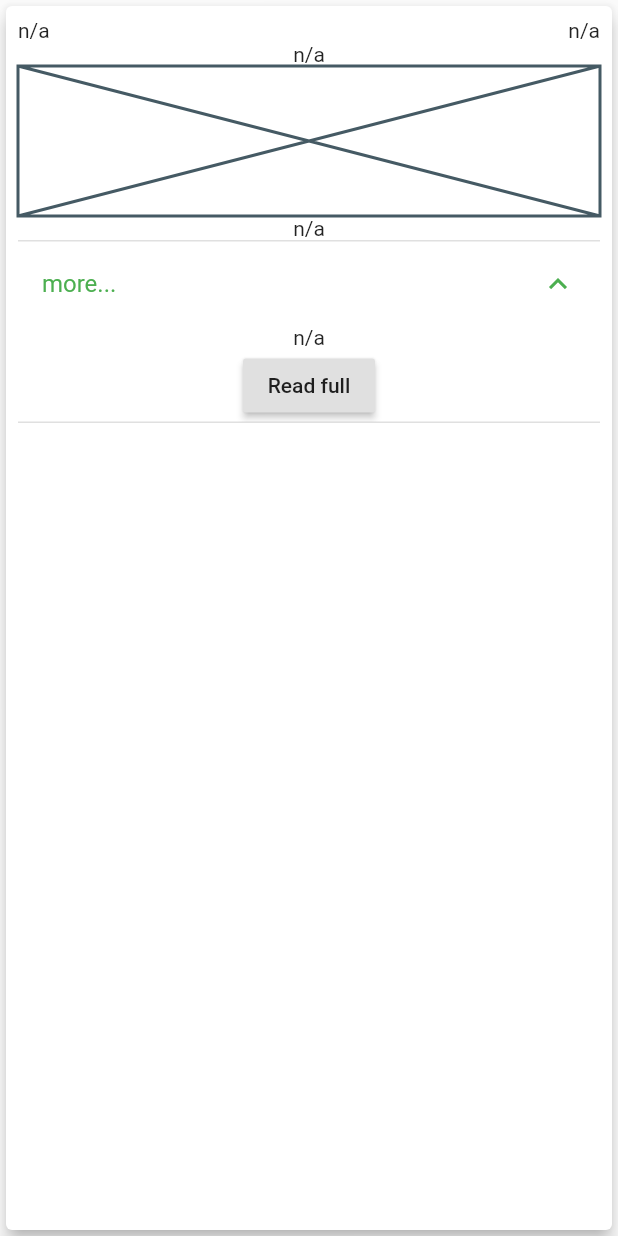
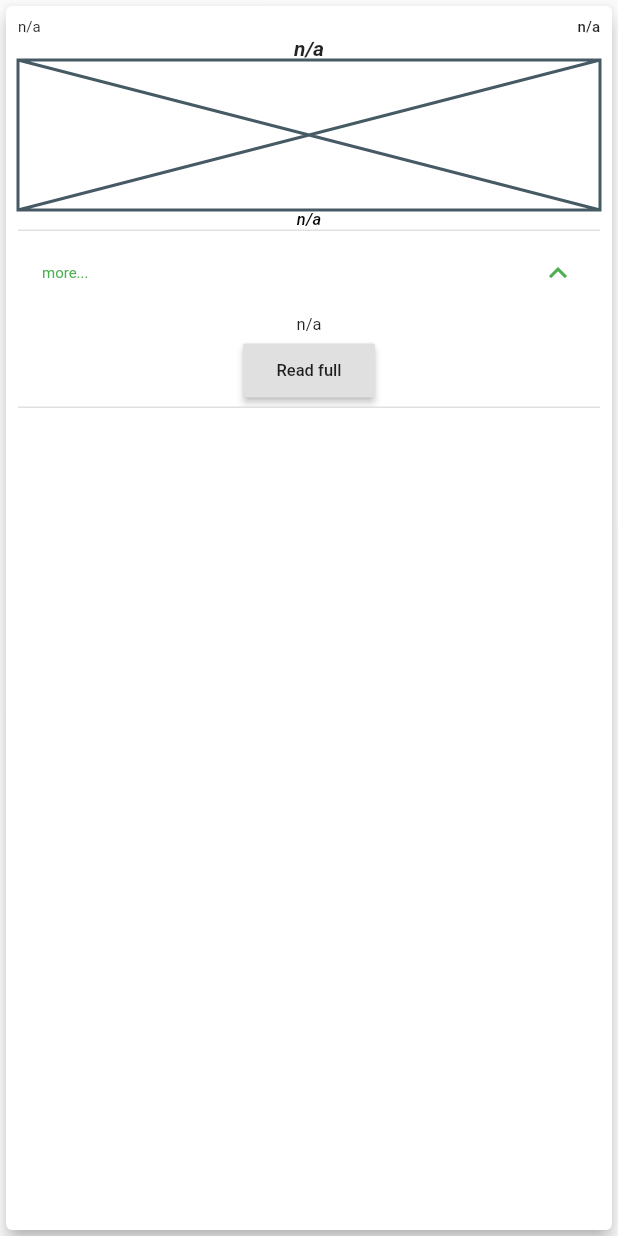
Before and after one commit to vasilevkin/flutter_news_reader, a Flutter app: the NewsItem widget shown alone on an empty page, opened directly, after a tap on "more...", on a phone screen of 412 x 824 dp. Run offline on Flutter 3.47's test engine with Material 2 defaults, Android fonts, the phone set to English and light mode, and no system bars; our stand-ins replace webview_flutter; network calls fail.

Commit message:
Add text styles.

```diff
--- a/lib/widgets/NewsItem.dart
+++ b/lib/widgets/NewsItem.dart
@@ -26,12 +26,12 @@ class NewsItem extends StatelessWidget {
       this.content})
       : super(key: key);
 
-  Widget _articleText(text) {
+  Widget _articleText(text, TextStyle style) {
     String formattedText = "n/a";
     if (text != null) {
       formattedText = text;
     }
-    return Text(formattedText);
+    return Text(formattedText, style: style);
   }
 
   Widget _articleImage(imageUrl) {
@@ -45,16 +45,18 @@ class NewsItem extends StatelessWidget {
     }
   }
 
-  Widget _articleDate(String textDate) {
+  Widget _articleDate(String textDate, TextStyle style) {
     String formattedText = "n/a";
     if (textDate != null) {
       formattedText = textDate.substring(0, 10);
     }
-    return Text(formattedText);
+    return Text(formattedText, style: style);
   }
 
   @override
   Widget build(BuildContext context) {
+    final TextTheme textTheme = Theme.of(context).textTheme;
+
     return Card(
       elevation: 5.0,
       child: Padding(
@@ -64,21 +66,21 @@ class NewsItem extends StatelessWidget {
             Row(
               mainAxisAlignment: MainAxisAlignment.spaceBetween,
               children: <Widget>[
-                _articleText(sourceName),
-                _articleDate(publishedAt),
+                _articleText(sourceName, textTheme.subhead),
+                _articleDate(publishedAt, textTheme.body2),
               ],
             ),
             Column(
               children: <Widget>[
-                _articleText(title),
+                _articleText(title, textTheme.title),
                 _articleImage(urlToImage),
               ],
             ),
-            _articleText(description),
+            _articleText(description, textTheme.subtitle),
             ExpansionTile(
               title: Text("more..."),
               children: <Widget>[
-                _articleText(content),
+                _articleText(content, textTheme.body1),
                 RaisedButton(
                     child: Text("Read full"),
                     onPressed: () {
```
Also changed, not shown: lib/main.dart (+24 -0 lines).
